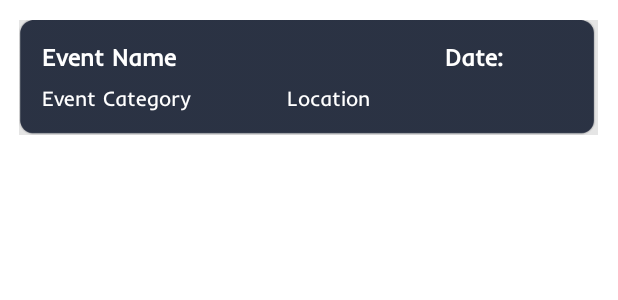
After one commit to florencepoon/INFS3605, an Android app: the layout recycler_view_item_location_filtered.xml on its own in the app's theme, with its tools: preview values and no code run, on a phone screen of 412 x 824 dp. The commit adds this screen. Shown: the top 300 px of the screen. Run offline under Robolectric (Android 15) with nearby library versions, the phone set to English and light mode, and no system bars.

Commit message:
last bug fixes

```diff
--- a/app/src/main/java/com/example/infs3605/FilteredLocationAdapter.java
+++ b/app/src/main/java/com/example/infs3605/FilteredLocationAdapter.java
@@ -27,7 +27,7 @@ public class FilteredLocationAdapter extends RecyclerView.Adapter<FilteredLocati
     public EventViewHolder onCreateViewHolder(@NonNull ViewGroup parent, int viewType) {
         // Inflate the view for a single event item
         View itemView = LayoutInflater.from(parent.getContext())
-                .inflate(R.layout.recycler_view_item, parent, false);
+                .inflate(R.layout.recycler_view_item_location_filtered, parent, false);
         return new EventViewHolder(itemView, mListener);
     }
 
@@ -59,10 +59,10 @@ public class FilteredLocationAdapter extends RecyclerView.Adapter<FilteredLocati
 
         public EventViewHolder(@NonNull View itemView, RecyclerViewListener listener) {
             super(itemView);
-            mNameTextView = itemView.findViewById(R.id.eventName);
-            mCategoryTextView = itemView.findViewById(R.id.eventCategory);
-            mLocationTextView = itemView.findViewById(R.id.eventLocation);
-            mDateTextView = itemView.findViewById(R.id.eventDate);
+            mNameTextView = itemView.findViewById(R.id.rvLocationEventName);
+            mCategoryTextView = itemView.findViewById(R.id.rvLocationEventCategory);
+            mLocationTextView = itemView.findViewById(R.id.rvEventLocation);
+            mDateTextView = itemView.findViewById(R.id.rvLocationEventDate);
             itemView.setOnClickListener(this);
         }
         @Override
--- /dev/null
+++ b/app/src/main/res/layout/recycler_view_item_location_filtered.xml
@@ -0,0 +1,83 @@
+<?xml version="1.0" encoding="utf-8"?>
+<androidx.constraintlayout.widget.ConstraintLayout xmlns:android="http://schemas.android.com/apk/res/android"
+    xmlns:app="http://schemas.android.com/apk/res-auto"
+    xmlns:tools="http://schemas.android.com/tools"
+    android:layout_width="match_parent"
+    android:layout_height="wrap_content">
+
+    <ImageView
+        android:id="@+id/imageView3"
+        android:layout_width="386dp"
+        android:layout_height="103dp"
+        android:layout_marginStart="15dp"
+        android:layout_marginEnd="15dp"
+        app:layout_constraintBottom_toBottomOf="parent"
+        app:layout_constraintEnd_toEndOf="parent"
+        app:layout_constraintHorizontal_bias="0.6"
+        app:layout_constraintStart_toStartOf="parent"
+        app:layout_constraintTop_toTopOf="parent"
+        app:layout_constraintVertical_bias="0.0"
+        app:srcCompat="@drawable/eventsbanner" />
+
+    <TextView
+        android:id="@+id/rvLocationEventName"
+        android:layout_width="wrap_content"
+        android:layout_height="wrap_content"
+        android:layout_marginStart="28dp"
+        android:layout_marginTop="28dp"
+        android:fontFamily="@font/inder"
+        android:text="@string/event_name"
+        android:textColor="#FFFFFF"
+        android:textSize="16sp"
+        android:textStyle="bold"
+        app:layout_constraintStart_toStartOf="parent"
+        app:layout_constraintTop_toTopOf="parent" />
+
+    <TextView
+        android:id="@+id/rvLocationEventDate"
+        android:layout_width="wrap_content"
+        android:layout_height="wrap_content"
+        android:layout_marginEnd="28dp"
+        android:fontFamily="@font/inder"
+        android:text="@string/event_date"
+        android:textColor="#FFFFFF"
+        android:textSize="16sp"
+        android:textStyle="bold"
+        app:layout_constraintBottom_toBottomOf="parent"
+        app:layout_constraintEnd_toEndOf="parent"
+        app:layout_constraintHorizontal_bias="0.787"
+        app:layout_constraintStart_toEndOf="@+id/rvLocationEventName"
+        app:layout_constraintTop_toTopOf="parent"
+        app:layout_constraintVertical_bias="0.337" />
+
+    <TextView
+        android:id="@+id/rvLocationEventCategory"
+        android:layout_width="wrap_content"
+        android:layout_height="wrap_content"
+        android:layout_marginStart="28dp"
+        android:layout_marginTop="8dp"
+        android:layout_marginBottom="20dp"
+        android:fontFamily="@font/inder"
+        android:text="@string/event_category"
+        android:textColor="#FFFFFF"
+        app:layout_constraintBottom_toBottomOf="parent"
+        app:layout_constraintStart_toStartOf="parent"
+        app:layout_constraintTop_toBottomOf="@+id/rvLocationEventName"
+        app:layout_constraintVertical_bias="0.0" />
+
+    <TextView
+        android:id="@+id/rvEventLocation"
+        android:layout_width="wrap_content"
+        android:layout_height="wrap_content"
+        android:layout_marginStart="64dp"
+        android:layout_marginTop="8dp"
+        android:layout_marginBottom="20dp"
+        android:fontFamily="@font/inder"
+        android:text="@string/event_location"
+        android:textColor="#FFFFFF"
+        app:layout_constraintBottom_toBottomOf="parent"
+        app:layout_constraintStart_toEndOf="@+id/rvLocationEventCategory"
+        app:layout_constraintTop_toBottomOf="@+id/rvLocationEventName"
+        app:layout_constraintVertical_bias="0.0" />
+
+</androidx.constraintlayout.widget.ConstraintLayout>
```
